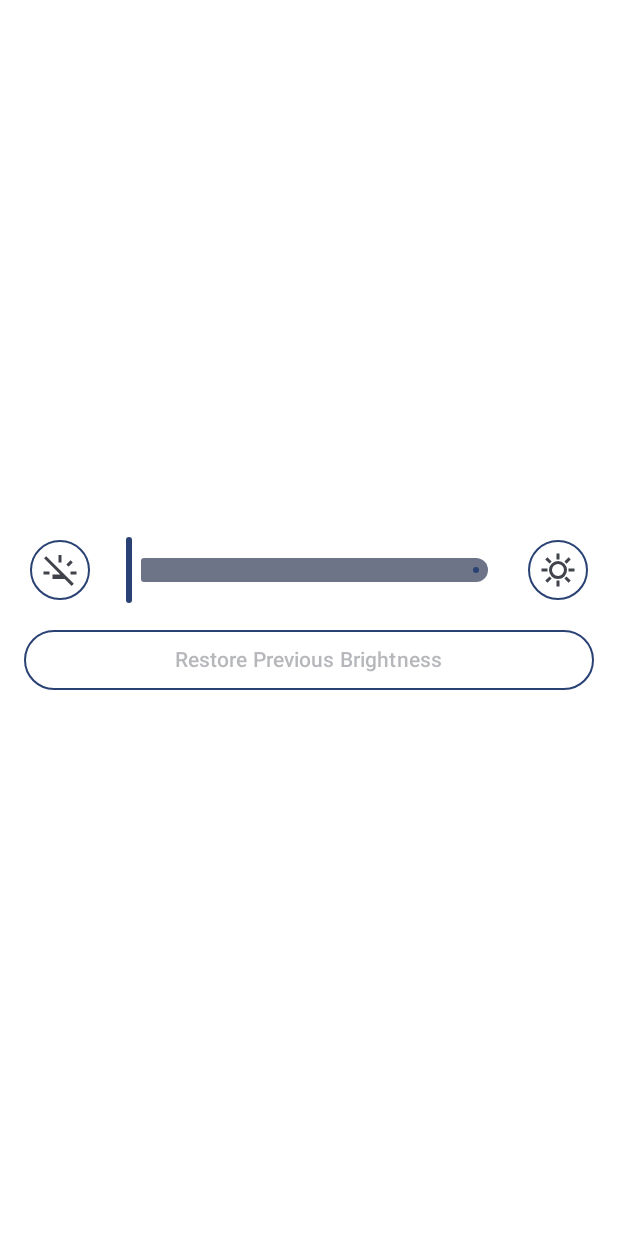
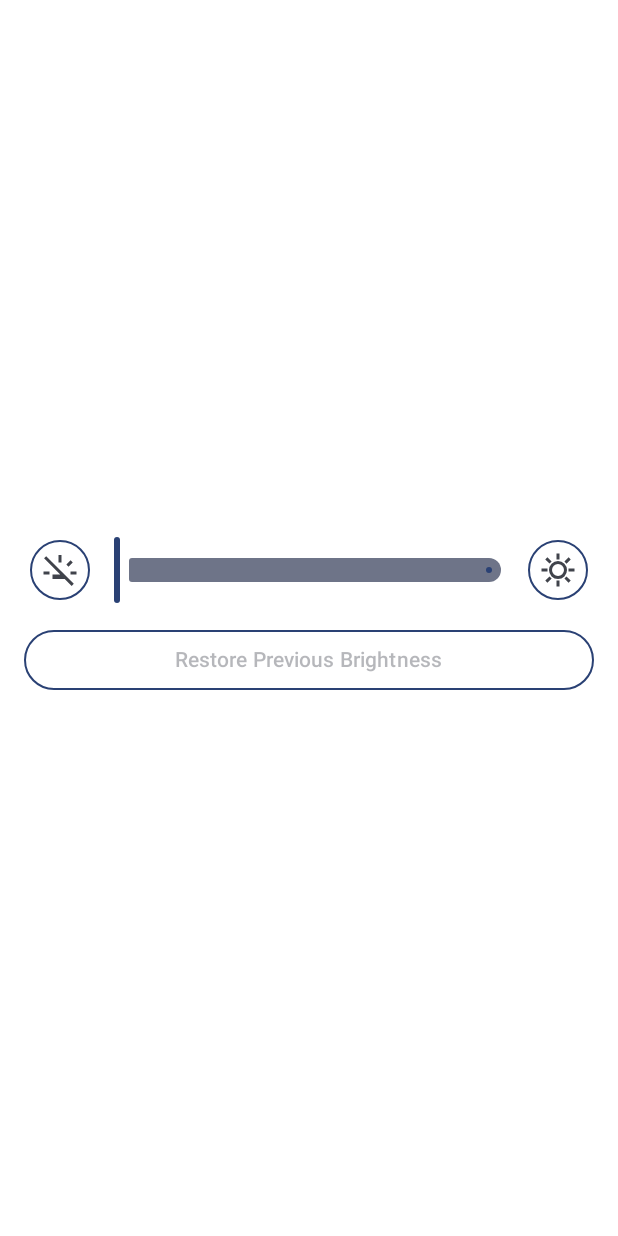
Before and after one commit to sstream17/screen-flashlight, an Android app built with Jetpack Compose: the screen it shows after launch (MainActivity), on a phone screen of 412 x 824 dp. Run offline under Robolectric (Android 15) with nearby library versions, the phone set to English and light mode, and no system bars; 1 statement that could not run was skipped.

Commit message:
Use 16 dp as slider spacer size

```diff
--- a/app/src/main/java/com/stream_suite/flashlight/MainActivity.kt
+++ b/app/src/main/java/com/stream_suite/flashlight/MainActivity.kt
@@ -18,6 +18,7 @@ import androidx.compose.foundation.layout.fillMaxHeight
 import androidx.compose.foundation.layout.fillMaxWidth
 import androidx.compose.foundation.layout.padding
 import androidx.compose.foundation.layout.size
+import androidx.compose.foundation.layout.width
 import androidx.compose.material3.Icon
 import androidx.compose.material3.MaterialTheme
 import androidx.compose.material3.OutlinedButton
@@ -89,7 +90,7 @@ fun Content(activity: Activity = LocalContext.current.findActivity()) {
                             contentDescription = "Minimum brightness",
                         )
                     }
-                    Spacer(Modifier.weight(0.1f))
+                    Spacer(Modifier.width(16.dp))
                     Slider(
                         modifier = Modifier.weight(1f),
                         value = brightness,
@@ -100,7 +101,7 @@ fun Content(activity: Activity = LocalContext.current.findActivity()) {
                             ) { brightness = new }
                         },
                     )
-                    Spacer(Modifier.weight(0.1f))
+                    Spacer(Modifier.width(16.dp))
                     OutlinedButton(
                         border = BorderStroke(1.dp, MaterialTheme.colorScheme.primary),
                         modifier = Modifier.size(40.dp),
```
